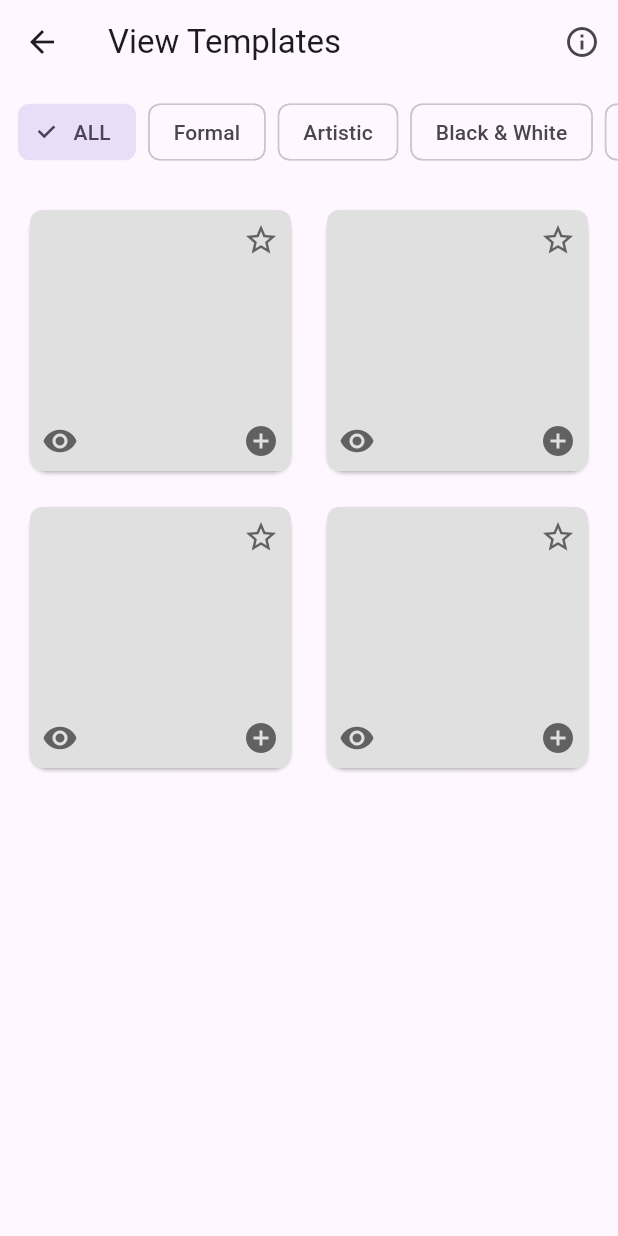
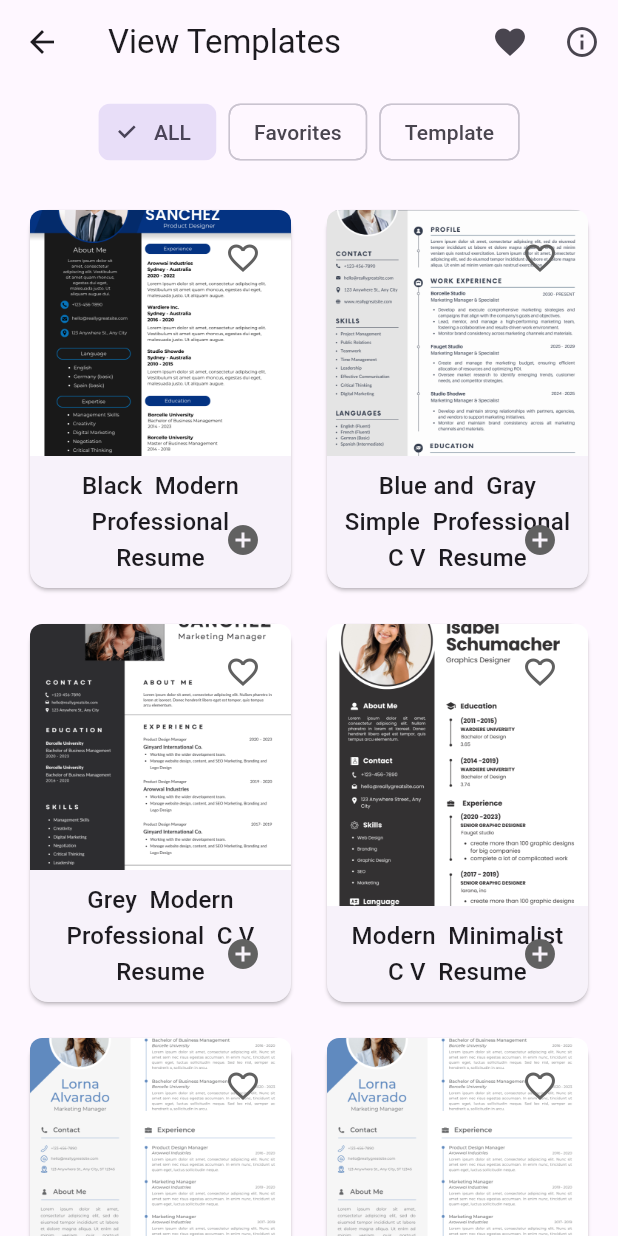
Before and after one commit to boubligha/cv-builder-flutter, a Flutter app: the screen it shows after launch, after a tap on "View templates", on a phone screen of 412 x 824 dp. Run offline on Flutter 3.47's test engine with Material 3 defaults, Android fonts, the phone set to English and light mode, and no system bars.

Commit message:
adding cv templates and favorite templates

```diff
--- a/lib/models/cv_template.dart
+++ b/lib/models/cv_template.dart
@@ -1,33 +1,71 @@
-import 'package:flutter/material.dart';
+import 'package:flutter/services.dart' show rootBundle;
+import 'dart:convert';
 
 class CVTemplate {
   final String name;
-  final Color backgroundColor;
-  final String description;
+  final String thumbnailPath;
+  final String category;
+  final bool isFavorite;
 
-  const CVTemplate({
+  CVTemplate({
     required this.name,
-    required this.backgroundColor,
-    required this.description,
+    required this.thumbnailPath,
+    required this.category,
+    this.isFavorite = false,
   });
+
+  CVTemplate copyWith({
+    String? name,
+    String? thumbnailPath,
+    String? category,
+    bool? isFavorite,
+  }) {
+    return CVTemplate(
+      name: name ?? this.name,
+      thumbnailPath: thumbnailPath ?? this.thumbnailPath,
+      category: category ?? this.category,
+      isFavorite: isFavorite ?? this.isFavorite,
+    );
+  }
+
+  static List<CVTemplate> templates = [];
+  static List<String> categories = ['ALL', 'Favorites'];
+
+  static Future<void> loadTemplates() async {
+    try {
+      // List all files in assets/templates directory
+      final manifestContent = await rootBundle.loadString('AssetManifest.json');
+      final Map<String, dynamic> manifestMap = json.decode(manifestContent);
+
+      // Filter for template files
+      final templatePaths = manifestMap.keys
+          .where((String key) => key.startsWith('assets/templates/'))
+          .toList();
+
+      templates = templatePaths.map((path) {
+        // Extract template name from path (remove extension and directory)
+        final name = path.split('/').last.split('.').first;
+        // Capitalize first letter and add spaces before capital letters
+        final formattedName = name.substring(0, 1).toUpperCase() +
+            name.substring(1).replaceAllMapped(
+                RegExp(r'([A-Z])'), (Match m) => ' ${m[1]}');
+
+        return CVTemplate(
+          name: formattedName,
+          thumbnailPath: path,
+          category: 'Template', // You can modify this based on your needs
+        );
+      }).toList();
+
+      // Sort templates by name
+      templates.sort((a, b) => a.name.compareTo(b.name));
+
+      // Add 'Template' category if we have templates
+      if (templates.isNotEmpty && !categories.contains('Template')) {
+        categories.add('Template');
+      }
+    } catch (e) {
+      print('Error loading templates: $e');
+    }
+  }
 }
-
-class CVTemplates {
-  static const List<CVTemplate> templates = [
-    CVTemplate(
-      name: 'Professional Classic',
-      backgroundColor: Colors.blue,
-      description: 'A clean, traditional layout perfect for most professional fields',
-    ),
-    CVTemplate(
-      name: 'Modern Minimal',
-      backgroundColor: Colors.teal,
-      description: 'Contemporary design with sleek typography and ample white space',
-    ),
-    CVTemplate(
-      name: 'Creative Portfolio',
-      backgroundColor: Colors.purple,
-      description: 'Bold design for creative professionals with visual emphasis',
-    ),
-  ];
-}
--- a/lib/view_templates_page.dart
+++ b/lib/view_templates_page.dart
@@ -2,8 +2,63 @@ import 'package:flutter/material.dart';
 import 'models/cv_template.dart';
 import 'template_preview_page.dart';
 
-class ViewTemplatesPage extends StatelessWidget {
+class ViewTemplatesPage extends StatefulWidget {
   const ViewTemplatesPage({super.key});
+
+  @override
+  State<ViewTemplatesPage> createState() => _ViewTemplatesPageState();
+}
+
+class _ViewTemplatesPageState extends State<ViewTemplatesPage> {
+  String selectedCategory = 'ALL';
+  List<CVTemplate> filteredTemplates = [];
+  bool isLoading = true;
+
+  @override
+  void initState() {
+    super.initState();
+    _loadTemplates();
+  }
+
+  Future<void> _loadTemplates() async {
+    setState(() => isLoading = true);
+    await CVTemplate.loadTemplates();
+    setState(() {
+      filteredTemplates = CVTemplate.templates;
+      isLoading = false;
+    });
+  }
+
+  void filterTemplates(String category) {
+    setState(() {
+      selectedCategory = category;
+      if (category == 'Favorites') {
+        filteredTemplates =
+            CVTemplate.templates.where((t) => t.isFavorite).toList();
+      } else if (category == 'ALL') {
+        filteredTemplates = CVTemplate.templates;
+      } else {
+        filteredTemplates =
+            CVTemplate.templates.where((t) => t.category == category).toList();
+      }
+    });
+  }
+
+  void _handleTemplateFavoriteChanged(CVTemplate updatedTemplate) {
+    setState(() {
+      final index = CVTemplate.templates.indexOf(updatedTemplate);
+      if (index != -1) {
+        CVTemplate.templates[index] = updatedTemplate;
+        final filteredIndex = filteredTemplates.indexOf(updatedTemplate);
+        if (filteredIndex != -1) {
+          filteredTemplates[filteredIndex] = updatedTemplate;
+        }
+      }
+      if (selectedCategory == 'Favorites') {
+        filterTemplates('Favorites');
+      }
+    });
+  }
 
   @override
   Widget build(BuildContext context) {
@@ -16,6 +71,15 @@ class ViewTemplatesPage extends StatelessWidget {
         title: const Text('View Templates'),
         actions: [
           IconButton(
+            icon: Icon(
+              Icons.favorite,
+              color: selectedCategory == 'Favorites' ? Colors.red : null,
+            ),
+            onPressed: () {
+              filterTemplates('Favorites');
+            },
+          ),
+          IconButton(
             icon: const Icon(Icons.info_outline),
             onPressed: () {
               // Add info action
@@ -23,34 +87,41 @@ class ViewTemplatesPage extends StatelessWidget {
           ),
         ],
       ),
-      body: Column(
+      body:
+          isLoading
+              ? const Center(child: CircularProgressIndicator())
+              : Column(
                 children: [
-          // Categories row
                   SingleChildScrollView(
                     scrollDirection: Axis.horizontal,
                     padding: const EdgeInsets.all(8),
                     child: Row(
-              children: [
-                _buildCategoryChip('ALL', isSelected: true),
-                _buildCategoryChip('Formal'),
-                _buildCategoryChip('Artistic'),
-                _buildCategoryChip('Black & White'),
-                _buildCategoryChip('New'),
-              ],
+                      children:
+                          CVTemplate.categories.map((category) {
+                            return _buildCategoryChip(
+                              category,
+                              isSelected: selectedCategory == category,
+                            );
+                          }).toList(),
                     ),
                   ),
-          // Templates grid
                   Expanded(
-            child: GridView.builder(
+                    child:
+                        filteredTemplates.isEmpty
+                            ? const Center(child: Text('No templates found'))
+                            : GridView.builder(
                               padding: const EdgeInsets.all(16),
-              gridDelegate: const SliverGridDelegateWithFixedCrossAxisCount(
+                              gridDelegate:
+                                  const SliverGridDelegateWithFixedCrossAxisCount(
                                     crossAxisCount: 2,
                                     crossAxisSpacing: 16,
                                     mainAxisSpacing: 16,
+                                    childAspectRatio: 0.7,
                                   ),
-              itemCount: 4, // Number of template cards
+                              itemCount: filteredTemplates.length,
                               itemBuilder: (context, index) {
-                return _buildTemplateCard();
+                                final template = filteredTemplates[index];
+                                return _buildTemplateCard(template);
                               },
                             ),
                   ),
@@ -66,36 +137,99 @@ class ViewTemplatesPage extends StatelessWidget {
         label: Text(label),
         selected: isSelected,
         onSelected: (bool selected) {
-          // Add category selection logic
+          if (selected) {
+            filterTemplates(label);
+          }
         },
       ),
     );
   }
 
-  Widget _buildTemplateCard() {
+  Widget _buildTemplateCard(CVTemplate template) {
     return Card(
       child: Stack(
         children: [
-          Container(
-            decoration: BoxDecoration(
-              color: Colors.grey[300],
-              borderRadius: BorderRadius.circular(8),
+          InkWell(
+            onTap: () {
+              Navigator.push(
+                context,
+                MaterialPageRoute(
+                  builder:
+                      (context) => TemplatePreviewPage(
+                        template: template,
+                        onTemplateFavoriteChanged:
+                            _handleTemplateFavoriteChanged,
+                      ),
+                ),
+              ).then((selectedTemplate) {
+                if (selectedTemplate != null) {
+                  Navigator.pop(context, selectedTemplate);
+                }
+              });
+            },
+            child: Column(
+              crossAxisAlignment: CrossAxisAlignment.stretch,
+              children: [
+                Expanded(
+                  child: ClipRRect(
+                    borderRadius: const BorderRadius.vertical(
+                      top: Radius.circular(8),
+                    ),
+                    child: Image.asset(
+                      template.thumbnailPath,
+                      fit: BoxFit.cover,
+                    ),
+                  ),
+                ),
+                Padding(
+                  padding: const EdgeInsets.all(8.0),
+                  child: Text(
+                    template.name,
+                    style: Theme.of(context).textTheme.titleMedium,
+                    textAlign: TextAlign.center,
+                  ),
+                ),
+              ],
             ),
           ),
           Positioned(
             top: 8,
             right: 8,
-            child: Icon(Icons.star_border, color: Colors.grey[700]),
+            child: IconButton(
+              icon: Icon(
+                template.isFavorite ? Icons.favorite : Icons.favorite_border,
+                color: template.isFavorite ? Colors.red : Colors.grey[700],
               ),
-          Positioned(
-            bottom: 8,
-            left: 8,
-            child: Icon(Icons.remove_red_eye, color: Colors.grey[700]),
+              onPressed: () {
+                setState(() {
+                  final updatedTemplate = template.copyWith(
+                    isFavorite: !template.isFavorite,
+                  );
+                  final index = CVTemplate.templates.indexOf(template);
+                  if (index != -1) {
+                    CVTemplate.templates[index] = updatedTemplate;
+                    final filteredIndex = filteredTemplates.indexOf(template);
+                    if (filteredIndex != -1) {
+                      filteredTemplates[filteredIndex] = updatedTemplate;
+                    }
+                  }
+                  if (selectedCategory == 'Favorites') {
+                    filterTemplates('Favorites');
+                  }
+                });
+              },
+            ),
           ),
           Positioned(
             bottom: 8,
             right: 8,
-            child: Icon(Icons.add_circle, color: Colors.grey[700]),
+            child: IconButton(
+              icon: const Icon(Icons.add_circle),
+              color: Colors.grey[700],
+              onPressed: () {
+                Navigator.pop(context, template);
+              },
+            ),
           ),
         ],
       ),
--- a/pubspec.yaml
+++ b/pubspec.yaml
@@ -59,9 +59,7 @@ flutter:
 
   # To add assets to your application, add an assets section, like this:
   assets:
-    - assets/images/classic_template.png
-    - assets/images/minimal_template.png
-    - assets/images/creative_template.png
+    - assets/templates/
 
   # An image asset can refer to one or more resolution-specific "variants", see
   # https://flutter.dev/to/resolution-aware-images
```
Also changed, not shown: lib/template_preview_page.dart (+57 -46 lines), assets/templates/Black Modern Professional Resume.png (added), assets/templates/Blue and Gray Simple Professional CV Resume.png (added), assets/templates/Grey Modern Professional CV Resume.png (added), assets/templates/Modern Minimalist CV Resume.png (added), assets/templates/Modern Professional CV Resume (1).png (added), assets/templates/Modern Professional CV Resume.png (added), assets/templates/Science and Engineering Resume in White Black Simple Style.png (added), assets/templates/Simple Professional CV Resume (1).png (added), assets/templates/Simple Professional CV Resume.png (added). Lines whose indentation alone changed are shown as unchanged.
